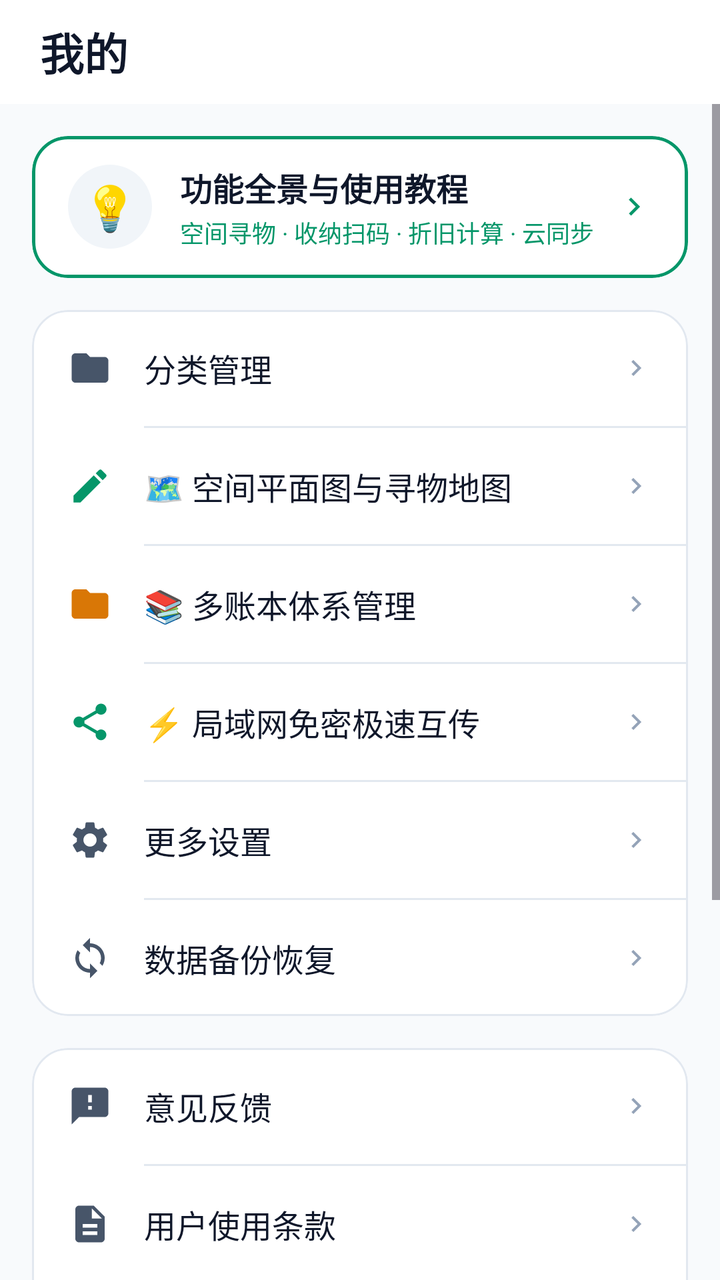
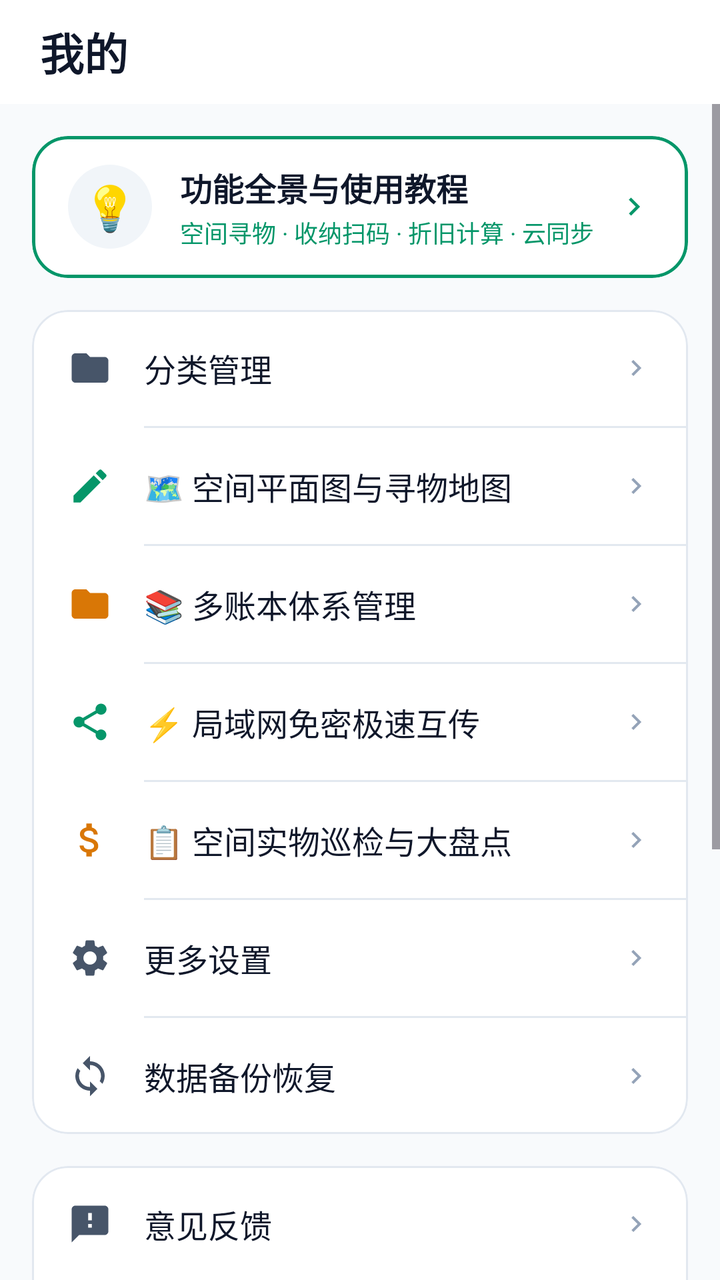

The first picture is an Android layout as it rendered before a commit; the second is the same layout after the commit. The layout source and the unified diff follow.
<!-- AndroidManifest.xml: application theme Theme.DiaperTracker -->
<!-- res/layout/fragment_profile.xml -->
<?xml version="1.0" encoding="utf-8"?>
<LinearLayout
    xmlns:android="http://schemas.android.com/apk/res/android"
    xmlns:app="http://schemas.android.com/apk/res-auto"
    android:layout_width="match_parent"
    android:layout_height="match_parent"
    android:orientation="vertical"
    android:background="@color/background">

    
    <LinearLayout
        android:layout_width="match_parent"
        android:layout_height="52dp"
        android:orientation="horizontal"
        android:gravity="center_vertical"
        android:paddingHorizontal="20dp"
        android:background="@color/card">

        <TextView
            android:layout_width="wrap_content"
            android:layout_height="wrap_content"
            android:text="我的"
            android:textSize="22sp"
            android:textStyle="bold"
            android:textColor="@color/text_primary"
            android:fontFamily="sans-serif-medium" />
    </LinearLayout>

    <ScrollView
        android:layout_width="match_parent"
        android:layout_height="0dp"
        android:layout_weight="1"
        android:overScrollMode="never">

        <LinearLayout
            android:layout_width="match_parent"
            android:layout_height="wrap_content"
            android:orientation="vertical"
            android:paddingHorizontal="16dp"
            android:paddingTop="16dp"
            android:paddingBottom="40dp">

            
            <com.google.android.material.card.MaterialCardView
                android:id="@+id/card_user_tutorial"
                android:layout_width="match_parent"
                android:layout_height="wrap_content"
                app:cardCornerRadius="18dp"
                app:cardElevation="0dp"
                app:cardBackgroundColor="@color/card"
                app:strokeColor="@color/primary"
                app:strokeWidth="1.5dp"
                android:layout_marginBottom="16dp"
                android:clickable="true"
                android:focusable="true"
                android:foreground="?attr/selectableItemBackground">

                <LinearLayout
                    android:layout_width="match_parent"
                    android:layout_height="wrap_content"
                    android:orientation="horizontal"
                    android:gravity="center_vertical"
                    android:paddingHorizontal="18dp"
                    android:paddingVertical="14dp">

                    <TextView
                        android:layout_width="42dp"
                        android:layout_height="42dp"
                        android:gravity="center"
                        android:text="💡"
                        android:textSize="22sp"
                        android:background="@drawable/bg_icon_circle"
                        android:backgroundTint="@color/input_bg" />

                    <LinearLayout
                        android:layout_width="0dp"
                        android:layout_height="wrap_content"
                        android:layout_weight="1"
                        android:layout_marginStart="14dp"
                        android:orientation="vertical">

                        <TextView
                            android:layout_width="wrap_content"
                            android:layout_height="wrap_content"
                            android:text="功能全景与使用教程"
                            android:textSize="16sp"
                            android:textStyle="bold"
                            android:textColor="@color/text_primary"
                            android:fontFamily="sans-serif-medium" />

                        <TextView
                            android:layout_width="wrap_content"
                            android:layout_height="wrap_content"
                            android:text="空间寻物 · 收纳扫码 · 折旧计算 · 云同步"
                            android:textSize="12sp"
                            android:textColor="@color/primary"
                            android:layout_marginTop="2dp" />
                    </LinearLayout>

                    <ImageView
                        android:layout_width="18dp"
                        android:layout_height="18dp"
                        android:src="@drawable/ic_arrow_right"
                        app:tint="@color/primary"
                        android:contentDescription="查看教程" />
                </LinearLayout>
            </com.google.android.material.card.MaterialCardView>

            
            <com.google.android.material.card.MaterialCardView
                android:layout_width="match_parent"
                android:layout_height="wrap_content"
                app:cardCornerRadius="18dp"
                app:cardElevation="0dp"
                app:cardBackgroundColor="@color/card"
                app:strokeColor="@color/card_border"
                app:strokeWidth="1dp"
                android:layout_marginBottom="16dp">

                <LinearLayout
                    android:layout_width="match_parent"
                    android:layout_height="wrap_content"
                    android:orientation="vertical">

                    
                    <LinearLayout
                        android:id="@+id/btn_category_manage"
                        android:layout_width="match_parent"
                        android:layout_height="58dp"
                        android:orientation="horizontal"
                        android:gravity="center_vertical"
                        android:paddingHorizontal="18dp"
                        android:clickable="true"
                        android:focusable="true"
                        android:background="?attr/selectableItemBackground">

                        <ImageView
                            android:layout_width="22dp"
                            android:layout_height="22dp"
                            android:src="@drawable/ic_folder"
                            app:tint="@color/text_secondary"
                            android:contentDescription="分类管理" />

                        <TextView
                            android:layout_width="0dp"
                            android:layout_height="wrap_content"
                            android:layout_weight="1"
                            android:layout_marginStart="16dp"
                            android:text="分类管理"
                            android:textSize="16sp"
                            android:textColor="@color/text_primary"
                            android:fontFamily="sans-serif-medium" />

                        <ImageView
                            android:layout_width="16dp"
                            android:layout_height="16dp"
                            android:src="@drawable/ic_arrow_right"
                            app:tint="@color/text_hint"
                            android:contentDescription="进入" />
                    </LinearLayout>

                    <View
                        android:layout_width="match_parent"
                        android:layout_height="1dp"
                        android:layout_marginStart="56dp"
                        android:background="@color/card_border" />

                    
                    <LinearLayout
                        android:id="@+id/btn_floorplan_manage"
                        android:layout_width="match_parent"
                        android:layout_height="58dp"
                        android:orientation="horizontal"
                        android:gravity="center_vertical"
                        android:paddingHorizontal="18dp"
                        android:clickable="true"
                        android:focusable="true"
                        android:background="?attr/selectableItemBackground">

                        <ImageView
                            android:layout_width="22dp"
                            android:layout_height="22dp"
                            android:src="@drawable/ic_edit"
                            app:tint="@color/primary"
                            android:contentDescription="空间平面图管理" />

                        <TextView
                            android:layout_width="0dp"
                            android:layout_height="wrap_content"
                            android:layout_weight="1"
                            android:layout_marginStart="16dp"
                            android:text="🗺️ 空间平面图与寻物地图"
                            android:textSize="16sp"
                            android:textColor="@color/text_primary"
                            android:fontFamily="sans-serif-medium" />

                        <ImageView
                            android:layout_width="16dp"
                            android:layout_height="16dp"
                            android:src="@drawable/ic_arrow_right"
                            app:tint="@color/text_hint"
                            android:contentDescription="进入" />
                    </LinearLayout>

                    <View
                        android:layout_width="match_parent"
                        android:layout_height="1dp"
                        android:layout_marginStart="56dp"
                        android:background="@color/card_border" />

                    
                    <LinearLayout
                        android:id="@+id/btn_ledger_manage"
                        android:layout_width="match_parent"
                        android:layout_height="58dp"
                        android:orientation="horizontal"
                        android:gravity="center_vertical"
                        android:paddingHorizontal="18dp"
                        android:clickable="true"
                        android:focusable="true"
                        android:background="?attr/selectableItemBackground">

                        <ImageView
                            android:layout_width="22dp"
                            android:layout_height="22dp"
                            android:src="@drawable/ic_folder"
                            app:tint="@color/accent_dark"
                            android:contentDescription="多账本管理" />

                        <TextView
                            android:layout_width="0dp"
                            android:layout_height="wrap_content"
                            android:layout_weight="1"
                            android:layout_marginStart="16dp"
                            android:text="📚 多账本体系管理"
                            android:textSize="16sp"
                            android:textColor="@color/text_primary"
                            android:fontFamily="sans-serif-medium" />

                        <ImageView
                            android:layout_width="16dp"
                            android:layout_height="16dp"
                            android:src="@drawable/ic_arrow_right"
                            app:tint="@color/text_hint"
                            android:contentDescription="进入" />
                    </LinearLayout>

                    <View
                        android:layout_width="match_parent"
                        android:layout_height="1dp"
                        android:layout_marginStart="56dp"
                        android:background="@color/card_border" />

                    
                    <LinearLayout
                        android:id="@+id/btn_lan_sync_manage"
                        android:layout_width="match_parent"
                        android:layout_height="58dp"
                        android:orientation="horizontal"
                        android:gravity="center_vertical"
                        android:paddingHorizontal="18dp"
                        android:clickable="true"
                        android:focusable="true"
                        android:background="?attr/selectableItemBackground">

                        <ImageView
                            android:layout_width="22dp"
                            android:layout_height="22dp"
                            android:src="@drawable/ic_share"
                            app:tint="@color/primary"
                            android:contentDescription="局域网互传" />

                        <TextView
                            android:layout_width="0dp"
                            android:layout_height="wrap_content"
                            android:layout_weight="1"
                            android:layout_marginStart="16dp"
                            android:text="⚡ 局域网免密极速互传"
                            android:textSize="16sp"
                            android:textColor="@color/text_primary"
                            android:fontFamily="sans-serif-medium" />

                        <ImageView
                            android:layout_width="16dp"
                            android:layout_height="16dp"
                            android:src="@drawable/ic_arrow_right"
                            app:tint="@color/text_hint"
                            android:contentDescription="进入" />
                    </LinearLayout>

                    <View
                        android:layout_width="match_parent"
                        android:layout_height="1dp"
                        android:layout_marginStart="56dp"
                        android:background="@color/card_border" />

                    
                    <LinearLayout
                        android:id="@+id/btn_more_settings"
                        android:layout_width="match_parent"
                        android:layout_height="58dp"
                        android:orientation="horizontal"
                        android:gravity="center_vertical"
                        android:paddingHorizontal="18dp"
                        android:clickable="true"
                        android:focusable="true"
                        android:background="?attr/selectableItemBackground">

                        <ImageView
                            android:layout_width="22dp"
                            android:layout_height="22dp"
                            android:src="@drawable/ic_settings"
                            app:tint="@color/text_secondary"
                            android:contentDescription="更多设置" />

                        <TextView
                            android:layout_width="0dp"
                            android:layout_height="wrap_content"
                            android:layout_weight="1"
                            android:layout_marginStart="16dp"
                            android:text="更多设置"
                            android:textSize="16sp"
                            android:textColor="@color/text_primary"
                            android:fontFamily="sans-serif-medium" />

                        <ImageView
                            android:layout_width="16dp"
                            android:layout_height="16dp"
                            android:src="@drawable/ic_arrow_right"
                            app:tint="@color/text_hint"
                            android:contentDescription="进入" />
                    </LinearLayout>

                    <View
                        android:layout_width="match_parent"
                        android:layout_height="1dp"
                        android:layout_marginStart="56dp"
                        android:background="@color/card_border" />

                    
                    <LinearLayout
                        android:id="@+id/btn_backup_restore"
                        android:layout_width="match_parent"
                        android:layout_height="58dp"
                        android:orientation="horizontal"
                        android:gravity="center_vertical"
                        android:paddingHorizontal="18dp"
                        android:clickable="true"
                        android:focusable="true"
                        android:background="?attr/selectableItemBackground">

                        <ImageView
                            android:layout_width="22dp"
                            android:layout_height="22dp"
                            android:src="@drawable/ic_backup"
                            app:tint="@color/text_secondary"
                            android:contentDescription="数据备份恢复" />

                        <TextView
                            android:layout_width="0dp"
                            android:layout_height="wrap_content"
                            android:layout_weight="1"
                            android:layout_marginStart="16dp"
                            android:text="数据备份恢复"
                            android:textSize="16sp"
                            android:textColor="@color/text_primary"
                            android:fontFamily="sans-serif-medium" />

                        <ImageView
                            android:layout_width="16dp"
                            android:layout_height="16dp"
                            android:src="@drawable/ic_arrow_right"
                            app:tint="@color/text_hint"
                            android:contentDescription="进入" />
                    </LinearLayout>

                </LinearLayout>
            </com.google.android.material.card.MaterialCardView>

            
            <com.google.android.material.card.MaterialCardView
                android:layout_width="match_parent"
                android:layout_height="wrap_content"
                app:cardCornerRadius="18dp"
                app:cardElevation="0dp"
                app:cardBackgroundColor="@color/card"
                app:strokeColor="@color/card_border"
                app:strokeWidth="1dp"
                android:layout_marginBottom="16dp">

                <LinearLayout
                    android:layout_width="match_parent"
                    android:layout_height="wrap_content"
                    android:orientation="vertical">

                    
                    <LinearLayout
                        android:id="@+id/btn_feedback"
                        android:layout_width="match_parent"
                        android:layout_height="58dp"
                        android:orientation="horizontal"
                        android:gravity="center_vertical"
                        android:paddingHorizontal="18dp"
                        android:clickable="true"
                        android:focusable="true"
                        android:background="?attr/selectableItemBackground">

                        <ImageView
                            android:layout_width="22dp"
                            android:layout_height="22dp"
                            android:src="@drawable/ic_feedback"
                            app:tint="@color/text_secondary"
                            android:contentDescription="意见反馈" />

                        <TextView
                            android:layout_width="0dp"
                            android:layout_height="wrap_content"
                            android:layout_weight="1"
                            android:layout_marginStart="16dp"
                            android:text="意见反馈"
                            android:textSize="16sp"
                            android:textColor="@color/text_primary"
                            android:fontFamily="sans-serif-medium" />

                        <ImageView
                            android:layout_width="16dp"
                            android:layout_height="16dp"
                            android:src="@drawable/ic_arrow_right"
                            app:tint="@color/text_hint"
                            android:contentDescription="进入" />
                    </LinearLayout>

                    <View
                        android:layout_width="match_parent"
                        android:layout_height="1dp"
                        android:layout_marginStart="56dp"
                        android:background="@color/card_border" />

                    
                    <LinearLayout
                        android:id="@+id/btn_terms"
                        android:layout_width="match_parent"
                        android:layout_height="58dp"
                        android:orientation="horizontal"
                        android:gravity="center_vertical"
                        android:paddingHorizontal="18dp"
                        android:clickable="true"
                        android:focusable="true"
                        android:background="?attr/selectableItemBackground">

                        <ImageView
                            android:layout_width="22dp"
                            android:layout_height="22dp"
                            android:src="@drawable/ic_terms"
                            app:tint="@color/text_secondary"
                            android:contentDescription="用户使用条款" />

                        <TextView
                            android:layout_width="0dp"
                            android:layout_height="wrap_content"
                            android:layout_weight="1"
                            android:layout_marginStart="16dp"
                            android:text="用户使用条款"
                            android:textSize="16sp"
                            android:textColor="@color/text_primary"
                            android:fontFamily="sans-serif-medium" />

                        <ImageView
                            android:layout_width="16dp"
                            android:layout_height="16dp"
                            android:src="@drawable/ic_arrow_right"
                            app:tint="@color/text_hint"
                            android:contentDescription="进入" />
                    </LinearLayout>

                    <View
                        android:layout_width="match_parent"
                        android:layout_height="1dp"
                        android:layout_marginStart="56dp"
                        android:background="@color/card_border" />

                    
                    <LinearLayout
                        android:id="@+id/btn_privacy"
                        android:layout_width="match_parent"
                        android:layout_height="58dp"
                        android:orientation="horizontal"
                        android:gravity="center_vertical"
                        android:paddingHorizontal="18dp"
                        android:clickable="true"
                        android:focusable="true"
                        android:background="?attr/selectableItemBackground">

                        <ImageView
                            android:layout_width="22dp"
                            android:layout_height="22dp"
                            android:src="@drawable/ic_privacy"
                            app:tint="@color/text_secondary"
                            android:contentDescription="隐私政策" />

                        <TextView
                            android:layout_width="0dp"
                            android:layout_height="wrap_content"
                            android:layout_weight="1"
                            android:layout_marginStart="16dp"
                            android:text="隐私政策"
                            android:textSize="16sp"
                            android:textColor="@color/text_primary"
                            android:fontFamily="sans-serif-medium" />

                        <ImageView
                            android:layout_width="16dp"
                            android:layout_height="16dp"
                            android:src="@drawable/ic_arrow_right"
                            app:tint="@color/text_hint"
                            android:contentDescription="进入" />
                    </LinearLayout>

                    <View
                        android:layout_width="match_parent"
                        android:layout_height="1dp"
                        android:layout_marginStart="56dp"
                        android:background="@color/card_border" />

                    
                    <LinearLayout
                        android:id="@+id/btn_update_version"
                        android:layout_width="match_parent"
                        android:layout_height="58dp"
                        android:orientation="horizontal"
                        android:gravity="center_vertical"
                        android:paddingHorizontal="18dp"
                        android:clickable="true"
                        android:focusable="true"
                        android:background="?attr/selectableItemBackground">

                        <ImageView
                            android:layout_width="22dp"
                            android:layout_height="22dp"
                            android:src="@drawable/ic_update"
                            app:tint="@color/primary"
                            android:contentDescription="检查最新版本" />

                        <TextView
                            android:layout_width="0dp"
                            android:layout_height="wrap_content"
                            android:layout_weight="1"
                            android:layout_marginStart="16dp"
                            android:text="检查更新"
                            android:textSize="16sp"
                            android:textColor="@color/text_primary"
                            android:fontFamily="sans-serif-medium" />

                        <TextView
                            android:id="@+id/current_version_badge"
                            android:layout_width="wrap_content"
                            android:layout_height="wrap_content"
                            android:text="v2.3.0"
                            android:textSize="13sp"
                            android:textColor="@color/primary"
                            android:layout_marginEnd="8dp" />

                        <ImageView
                            android:layout_width="16dp"
                            android:layout_height="16dp"
                            android:src="@drawable/ic_arrow_right"
                            app:tint="@color/text_hint"
                            android:contentDescription="进入" />
                    </LinearLayout>

                    <View
                        android:layout_width="match_parent"
                        android:layout_height="1dp"
                        android:layout_marginStart="56dp"
                        android:background="@color/card_border" />

                    
                    <LinearLayout
                        android:id="@+id/btn_about"
                        android:layout_width="match_parent"
                        android:layout_height="58dp"
                        android:orientation="horizontal"
                        android:gravity="center_vertical"
                        android:paddingHorizontal="18dp"
                        android:clickable="true"
                        android:focusable="true"
                        android:background="?attr/selectableItemBackground">

                        <ImageView
                            android:layout_width="22dp"
                            android:layout_height="22dp"
                            android:src="@drawable/ic_about"
                            app:tint="@color/text_secondary"
                            android:contentDescription="关于" />

                        <TextView
                            android:layout_width="0dp"
                            android:layout_height="wrap_content"
                            android:layout_weight="1"
                            android:layout_marginStart="16dp"
                            android:text="关于"
                            android:textSize="16sp"
                            android:textColor="@color/text_primary"
                            android:fontFamily="sans-serif-medium" />

                        <ImageView
                            android:layout_width="16dp"
                            android:layout_height="16dp"
                            android:src="@drawable/ic_arrow_right"
                            app:tint="@color/text_hint"
                            android:contentDescription="进入" />
                    </LinearLayout>

                </LinearLayout>
            </com.google.android.material.card.MaterialCardView>

            
            <TextView
                android:layout_width="match_parent"
                android:layout_height="wrap_content"
                android:gravity="center"
                android:text="🔒 数据完全离线存储于本地设备沙盒中\nCollecter · 智能收纳与资产追踪"
                android:textSize="12sp"
                android:textColor="@color/text_hint"
                android:lineSpacingExtra="4dp"
                android:layout_marginTop="8dp" />

        </LinearLayout>
    </ScrollView>

</LinearLayout>
<!-- resources referenced by this layout -->
<resources>
  <color name="accent_dark">#D97706</color>
  <color name="background">#F8FAFC</color>
  <color name="card">#FFFFFF</color>
  <color name="card_border">#E2E8F0</color>
  <color name="input_bg">#F1F5F9</color>
  <color name="primary">#059669</color>
  <color name="text_hint">#94A3B8</color>
  <color name="text_primary">#0F172A</color>
  <color name="text_secondary">#475569</color>
  <!-- drawable bg_icon_circle (drawable) -->
  <?xml version="1.0" encoding="utf-8"?>
  <shape xmlns:android="http://schemas.android.com/apk/res/android"
      android:shape="oval">
      <gradient
          android:type="linear"
          android:angle="135"
          android:startColor="#10B981"
          android:endColor="#059669" />
  </shape>
  <!-- drawable ic_about (drawable) -->
  <vector xmlns:android="http://schemas.android.com/apk/res/android"
      android:width="24dp"
      android:height="24dp"
      android:viewportWidth="24"
      android:viewportHeight="24">
    <path
        android:fillColor="#FFFFFFFF"
        android:pathData="M12,2C6.48,2 2,6.48 2,12s4.48,10 10,10 10,-4.48 10,-10S17.52,2 12,2zM13,17h-2v-6h2v6zM13,9h-2L11,7h2v2z"/>
  </vector>
  <!-- drawable ic_arrow_right (drawable) -->
  <vector xmlns:android="http://schemas.android.com/apk/res/android"
      android:width="24dp"
      android:height="24dp"
      android:viewportWidth="24"
      android:viewportHeight="24">
      <path
          android:fillColor="@color/text_secondary"
          android:pathData="M8.59,16.59L13.17,12L8.59,7.41L10,6l6,6l-6,6L8.59,16.59z" />
  </vector>
  <!-- drawable ic_feedback (drawable) -->
  <vector xmlns:android="http://schemas.android.com/apk/res/android"
      android:width="24dp"
      android:height="24dp"
      android:viewportWidth="24"
      android:viewportHeight="24">
      <path
          android:fillColor="#FFFFFFFF"
          android:pathData="M20,2H4c-1.1,0 -1.99,0.9 -1.99,2L2,22l4,-4h14c1.1,0 2,-0.9 2,-2V4c0,-1.1 -0.9,-2 -2,-2zm-7,12h-2v-2h2v2zm0,-4h-2V6h2v4z" />
  </vector>
  <!-- drawable ic_folder (drawable) -->
  <vector xmlns:android="http://schemas.android.com/apk/res/android"
      android:width="24dp"
      android:height="24dp"
      android:viewportWidth="24"
      android:viewportHeight="24">
      <path
          android:fillColor="#FFFFFFFF"
          android:pathData="M10,4H4c-1.1,0 -1.99,0.9 -1.99,2L2,18c0,1.1 0.9,2 2,2h16c1.1,0 2,-0.9 2,-2V8c0,-1.1 -0.9,-2 -2,-2h-8l-2,-2z" />
  </vector>
  <!-- drawable ic_privacy (drawable) -->
  <vector xmlns:android="http://schemas.android.com/apk/res/android"
      android:width="24dp"
      android:height="24dp"
      android:viewportWidth="24"
      android:viewportHeight="24">
      <path
          android:fillColor="#FFFFFFFF"
          android:pathData="M12,1L3,5v6c0,5.55 3.84,10.74 9,12c5.16,-1.26 9,-6.45 9,-12V5l-9,-4zm0,10.99h7c-0.53,4.12 -3.28,7.79 -7,8.94V12H5V6.3l7,-3.11v8.8z" />
  </vector>
  <color name="primary_dark">#047857</color>
  <color name="accent">#F59E0B</color>
  <!-- unchanged entries left out for length: 7 -->
</resources>

<!-- the commit's change to res/layout/fragment_profile.xml (unified diff, before → after) -->
@@ -296,6 +296,49 @@
 
                     
                     <LinearLayout
+                        android:id="@+id/btn_inventory_audit"
+                        android:layout_width="match_parent"
+                        android:layout_height="58dp"
+                        android:orientation="horizontal"
+                        android:gravity="center_vertical"
+                        android:paddingHorizontal="18dp"
+                        android:clickable="true"
+                        android:focusable="true"
+                        android:background="?attr/selectableItemBackground">
+
+                        <ImageView
+                            android:layout_width="22dp"
+                            android:layout_height="22dp"
+                            android:src="@drawable/ic_nav_report"
+                            app:tint="@color/accent_dark"
+                            android:contentDescription="实物大盘点" />
+
+                        <TextView
+                            android:layout_width="0dp"
+                            android:layout_height="wrap_content"
+                            android:layout_weight="1"
+                            android:layout_marginStart="16dp"
+                            android:text="📋 空间实物巡检与大盘点"
+                            android:textSize="16sp"
+                            android:textColor="@color/text_primary"
+                            android:fontFamily="sans-serif-medium" />
+
+                        <ImageView
+                            android:layout_width="16dp"
+                            android:layout_height="16dp"
+                            android:src="@drawable/ic_arrow_right"
+                            app:tint="@color/text_hint"
+                            android:contentDescription="进入" />
+                    </LinearLayout>
+
+                    <View
+                        android:layout_width="match_parent"
+                        android:layout_height="1dp"
+                        android:layout_marginStart="56dp"
+                        android:background="@color/card_border" />
+
+                    
+                    <LinearLayout
                         android:id="@+id/btn_more_settings"
                         android:layout_width="match_parent"
                         android:layout_height="58dp"
<!-- resource entries referenced after the edit -->
@@ -59,6 +59,16 @@
           android:fillColor="#FFFFFFFF"
           android:pathData="M10,4H4c-1.1,0 -1.99,0.9 -1.99,2L2,18c0,1.1 0.9,2 2,2h16c1.1,0 2,-0.9 2,-2V8c0,-1.1 -0.9,-2 -2,-2h-8l-2,-2z" />
   </vector>
+  <!-- drawable ic_nav_report (drawable) -->
+  <vector xmlns:android="http://schemas.android.com/apk/res/android"
+      android:width="24dp"
+      android:height="24dp"
+      android:viewportWidth="24"
+      android:viewportHeight="24">
+      <path
+          android:fillColor="#FF000000"
+          android:pathData="M11.8,10.9c-2.27,-0.59 -3,-1.2 -3,-2.15 0,-1.09 1.01,-1.85 2.7,-1.85 1.78,0 2.44,0.85 2.5,2.1h2.21c-0.07,-1.72 -1.12,-3.3 -3.21,-3.81V3h-3v2.16c-1.94,0.42 -3.5,1.68 -3.5,3.61 0,2.31 1.91,3.46 4.7,4.13 2.5,0.6 3,1.48 3,2.41 0,0.69 -0.49,1.79 -2.7,1.79 -2.06,0 -2.87,-0.92 -2.98,-2.1h-2.2c0.12,2.19 1.76,3.42 3.68,3.83V21h3v-2.15c1.95,-0.37 3.5,-1.5 3.5,-3.55 0,-2.84 -2.43,-3.81 -4.7,-4.4z" />
+  </vector>
   <!-- drawable ic_privacy (drawable) -->
   <vector xmlns:android="http://schemas.android.com/apk/res/android"
       android:width="24dp"
